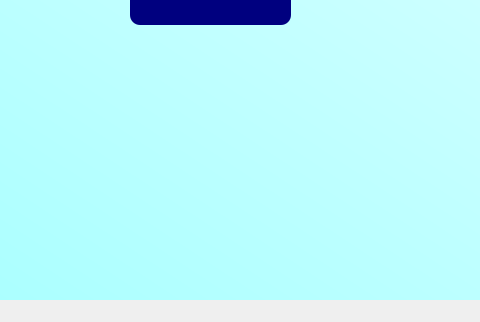
Why-Bee/3k04-project-group10-2023, file Assignment1/DCM/windows/landingpage/landingpage.ui: the form before one commit; both pictures show x 0 to 480 and y 485 to 807 of the 1208 by 807 pixel window.
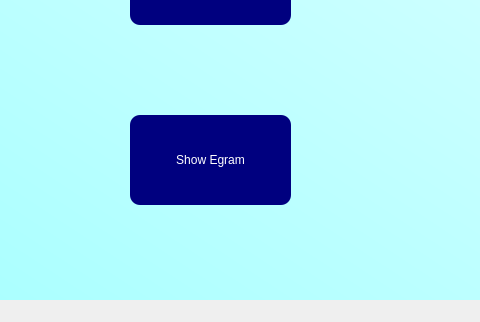
The form after the commit. Icons and pictures are not drawn.

Commit message: Egram button on ui

Patch:
```diff
--- a/Assignment1/DCM/windows/landingpage/landingpage.ui
+++ b/Assignment1/DCM/windows/landingpage/landingpage.ui
@@ -1105,6 +1105,35 @@
       <string>Connect to device and choose a mode to view parameters</string>
      </property>
     </widget>
+    <widget class="QPushButton" name="egram_Button">
+     <property name="geometry">
+      <rect>
+       <x>140</x>
+       <y>600</y>
+       <width>161</width>
+       <height>90</height>
+      </rect>
+     </property>
+     <property name="cursor">
+      <cursorShape>PointingHandCursor</cursorShape>
+     </property>
+     <property name="styleSheet">
+      <string notr="true">QPushButton {
+	color: rgb(255, 255, 255);
+	background-color: rgb(0, 0, 127);
+	border-radius: 10px;
+	
+	font: 14pt &quot;MS Reference Sans Serif&quot;;
+}
+
+QPushButton:hover {
+	background-color: rgb(85, 170, 255);
+}</string>
+     </property>
+     <property name="text">
+      <string>Show Egram</string>
+     </property>
+    </widget>
    </widget>
   </widget>
   <widget class="QMenuBar" name="menubar">
```
